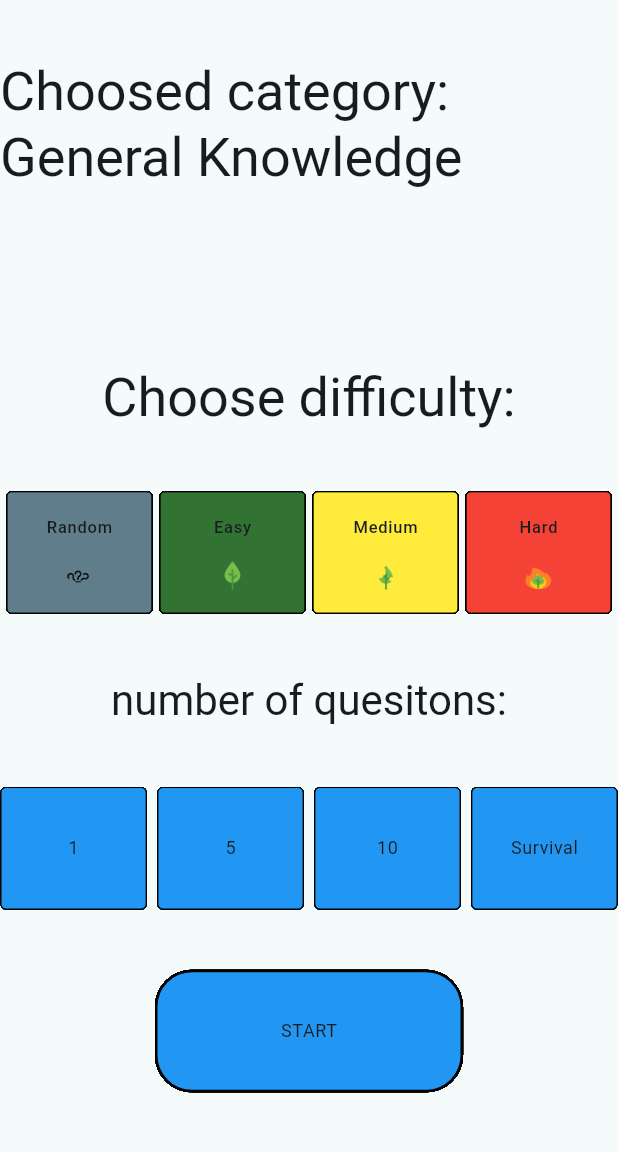
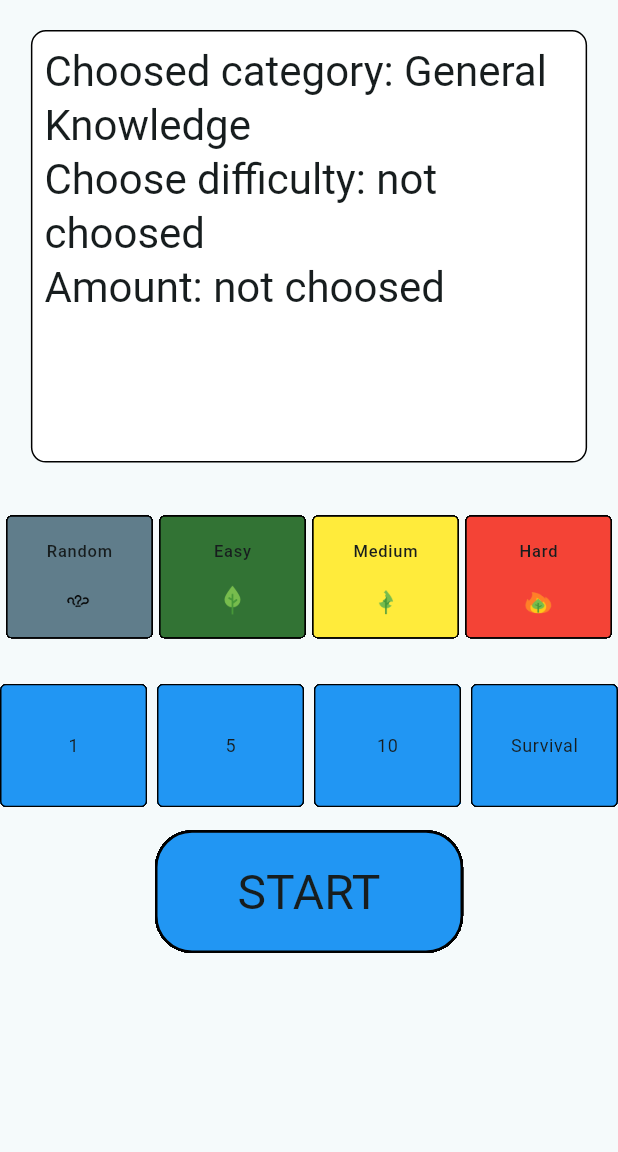
Before and after one commit to bogbrz/brain_check, a Flutter app: the DifficultyPage screen opened directly with sample values from the repository, on a phone screen of 412 x 824 dp, the part 84-1236 px from its top. Run offline on Flutter 3.47's test engine with Material 3 defaults, Android fonts, the phone set to English and light mode, and no system bars; our stand-ins replace bloc, dio, flutter_bloc, freezed_annotation, get_it, html_unescape and 3 more; generated files the repository leaves out were written again; network calls fail.

Commit message:
improve ui

```diff
--- a/lib/features/pages/categories_page/categories_page.dart
+++ b/lib/features/pages/categories_page/categories_page.dart
@@ -1,3 +1,5 @@
+import 'dart:math';
+
 import 'package:brain_check/app/injection_container.dart';
 import 'package:brain_check/domain/models/categories_model.dart';
 import 'package:brain_check/features/pages/categories_page/cubit/categories_page_cubit.dart';
@@ -25,8 +27,8 @@ class _CategoryPageState extends State<CategoryPage> {
         appBar: AppBar(
           centerTitle: true,
           title: Text(
-            "BRAIN CHECK APP",
-            style: TextStyle(color: Colors.white),
+            "Choose category",
+            style: TextStyle(color: Colors.white, fontSize: 30),
           ),
           backgroundColor: Color.fromARGB(255, 27, 58, 93),
         ),
@@ -36,9 +38,8 @@ class _CategoryPageState extends State<CategoryPage> {
               if (state.categories.isEmpty) {
                 return Center(child: CircularProgressIndicator());
               }
+
               return Wrap(children: [
-                Text("Choose category:",
-                    style: Theme.of(context).textTheme.displayMedium),
                 Padding(
                   padding: EdgeInsets.all(5),
                   child: Material(
--- a/lib/features/pages/difficulty_page.dart
+++ b/lib/features/pages/difficulty_page.dart
@@ -35,20 +35,67 @@ class _DifficultyPageState extends State<DifficultyPage> {
       body: SafeArea(
         child: Center(
           child: Column(
-            mainAxisAlignment: MainAxisAlignment.spaceEvenly,
+            crossAxisAlignment: CrossAxisAlignment.center,
             children: [
-              SizedBox(
-                height: screenHeight / 5,
-                child: Wrap(
+              Padding(
+                padding: const EdgeInsets.all(20),
+                child: Container(
+                  decoration: BoxDecoration(
+                      border: Border.all(),
+                      borderRadius: BorderRadius.circular(10),
+                      color: Colors.white),
+                  width: MediaQuery.of(context).size.width * 0.9,
+                  height: MediaQuery.of(context).size.height * 0.35,
+                  child: Padding(
+                    padding: const EdgeInsets.all(8.0),
+                    child: Column(
                       children: [
-                    Text("Choosed category: ${widget.categoriesModel.name}",
-                        style: Theme.of(context).textTheme.displaySmall),
+                        Row(
+                          children: [
+                            Expanded(
+                              child: Text(
+                                  "Choosed category: ${widget.categoriesModel.name}",
+                                  style: Theme.of(context)
+                                      .textTheme
+                                      .headlineMedium),
+                            ),
+                          ],
+                        ),
+                        Row(
+                          children: [
+                            Expanded(
+                              child: Text(
+                                  choosedDifficulty.isEmpty
+                                      ? "Choose difficulty: not choosed"
+                                      : choosedDifficulty == null.toString()
+                                          ? "Choose difficulty: random"
+                                          : "Choose difficulty: $choosedDifficulty",
+                                  style: Theme.of(context)
+                                      .textTheme
+                                      .headlineMedium),
+                            ),
+                          ],
+                        ),
+                        Row(
+                          children: [
+                            Text(
+                                questionsNumber == null
+                                    ? "Amount: not choosed"
+                                    : questionsNumber == 0
+                                        ? "Amount: Survival"
+                                        : "Amount: $questionsNumber",
+                                style:
+                                    Theme.of(context).textTheme.headlineMedium),
+                          ],
+                        ),
                       ],
                     ),
                   ),
-              Text("Choose difficulty:",
-                  style: Theme.of(context).textTheme.displaySmall),
-              Row(
+                ),
+              ),
+              Padding(
+                padding: const EdgeInsets.only(top: 15, bottom: 15),
+                child: Row(
                   mainAxisAlignment: MainAxisAlignment.spaceEvenly,
                   children: [
                     Material(
@@ -80,7 +127,8 @@ class _DifficultyPageState extends State<DifficultyPage> {
                             mainAxisAlignment: MainAxisAlignment.spaceBetween,
                             children: [
                               Text("Random",
-                                style: Theme.of(context).textTheme.labelSmall),
+                                  style:
+                                      Theme.of(context).textTheme.labelSmall),
                               Image(
                                 image: AssetImage("images/question_mark.png"),
                                 width: MediaQuery.of(context).size.width / 20,
@@ -117,7 +165,8 @@ class _DifficultyPageState extends State<DifficultyPage> {
                             mainAxisAlignment: MainAxisAlignment.spaceBetween,
                             children: [
                               Text("Easy",
-                                style: Theme.of(context).textTheme.labelSmall),
+                                  style:
+                                      Theme.of(context).textTheme.labelSmall),
                               Image(
                                 image: AssetImage("images/leave.png"),
                                 width: MediaQuery.of(context).size.width / 21,
@@ -154,7 +203,8 @@ class _DifficultyPageState extends State<DifficultyPage> {
                             mainAxisAlignment: MainAxisAlignment.spaceBetween,
                             children: [
                               Text("Medium",
-                                style: Theme.of(context).textTheme.labelSmall),
+                                  style:
+                                      Theme.of(context).textTheme.labelSmall),
                               Image(
                                 image:
                                     AssetImage("images/bitten_leaf_scaled.png"),
@@ -192,7 +242,8 @@ class _DifficultyPageState extends State<DifficultyPage> {
                             mainAxisAlignment: MainAxisAlignment.spaceBetween,
                             children: [
                               Text("Hard",
-                                style: Theme.of(context).textTheme.labelSmall),
+                                  style:
+                                      Theme.of(context).textTheme.labelSmall),
                               Image(
                                 image: AssetImage("images/fire_leaf_scale.png"),
                                 width: MediaQuery.of(context).size.width / 20,
@@ -204,9 +255,10 @@ class _DifficultyPageState extends State<DifficultyPage> {
                     ),
                   ],
                 ),
-              Text("number of quesitons:",
-                  style: Theme.of(context).textTheme.headlineMedium),
-              Row(
+              ),
+              Padding(
+                padding: const EdgeInsets.only(top: 15, bottom: 15),
+                child: Row(
                   mainAxisAlignment: MainAxisAlignment.spaceBetween,
                   children: [
                     Material(
@@ -326,6 +378,7 @@ class _DifficultyPageState extends State<DifficultyPage> {
                     ),
                   ],
                 ),
+              ),
               Material(
                 shape:
                     OutlineInputBorder(borderRadius: BorderRadius.circular(25)),
@@ -350,7 +403,7 @@ class _DifficultyPageState extends State<DifficultyPage> {
                         borderRadius: BorderRadius.circular(25),
                         border: Border.all(width: 2, color: Colors.black)),
                     child: Text("START",
-                        style: Theme.of(context).textTheme.bodySmall),
+                        style: Theme.of(context).textTheme.headlineLarge),
                   ),
                 ),
               ),
--- a/lib/features/pages/question_page/question_page.dart
+++ b/lib/features/pages/question_page/question_page.dart
@@ -78,8 +78,8 @@ class _QuestionPageState extends State<QuestionPage> {
                 children: [
                   Container(
                     alignment: Alignment.center,
-                    margin: EdgeInsetsDirectional.all(4),
-                    padding: EdgeInsets.all(4),
+                    margin: EdgeInsetsDirectional.all(16),
+                    padding: EdgeInsets.all(8),
                     decoration: BoxDecoration(
                         color: Colors.white,
                         borderRadius: BorderRadius.circular(10),
@@ -90,8 +90,29 @@ class _QuestionPageState extends State<QuestionPage> {
                       mainAxisAlignment: MainAxisAlignment.spaceBetween,
                       children: [
                         Row(
+                          mainAxisAlignment: MainAxisAlignment.spaceBetween,
                           children: [
                             Text("Question number${index + 1}"),
+                            Countdown(
+                              controller: _controller,
+                              seconds: 15,
+                              build: (BuildContext context, double time) =>
+                                  Text(time.toString(),
+                                      style: Theme.of(context)
+                                          .textTheme
+                                          .headlineLarge),
+                              interval: Duration(milliseconds: 100),
+                              onFinished: () {
+                                setState(() {
+                                  coolDown = false;
+                                });
+                                if (choosedQuestion == null) {
+                                  setState(() {
+                                    noAnswerChoosed = true;
+                                  });
+                                }
+                              },
+                            )
                           ],
                         ),
                         SizedBox(
@@ -141,6 +162,7 @@ class _QuestionPageState extends State<QuestionPage> {
                                           setState(() {
                                             isCorrect = true;
                                             points++;
+
                                           });
                                         }
                                         if (state.answers[choosedQuestion] !=
@@ -148,6 +170,7 @@ class _QuestionPageState extends State<QuestionPage> {
                                           setState(() {
                                             isCorrect = false;
                                             youLose = true;
+
                                           });
                                         }
                                       } else {
@@ -181,6 +204,7 @@ class _QuestionPageState extends State<QuestionPage> {
                                       print(youLose);
                                     },
                               child: Container(
+                                  padding: EdgeInsets.all(4),
                                   alignment: Alignment.center,
                                   decoration: BoxDecoration(
                                       borderRadius: BorderRadius.circular(10),
@@ -234,23 +258,9 @@ class _QuestionPageState extends State<QuestionPage> {
                                         );
                                   },
                             child: Text("Next")),
-                        Countdown(
-                          controller: _controller,
-                          seconds: 15,
-                          build: (BuildContext context, double time) =>
-                              Text(time.toString()),
-                          interval: Duration(milliseconds: 100),
-                          onFinished: () {
-                            setState(() {
-                              coolDown = false;
-                            });
-                            if (choosedQuestion == null) {
-                              setState(() {
-                                noAnswerChoosed = true;
-                              });
-                            }
-                          },
-                        )
+                        SizedBox(
+                          width: MediaQuery.of(context).size.width * 0.1,
+                        ),
                       ],
                     ),
                   ),
```
Lines whose indentation alone changed are shown as unchanged.
